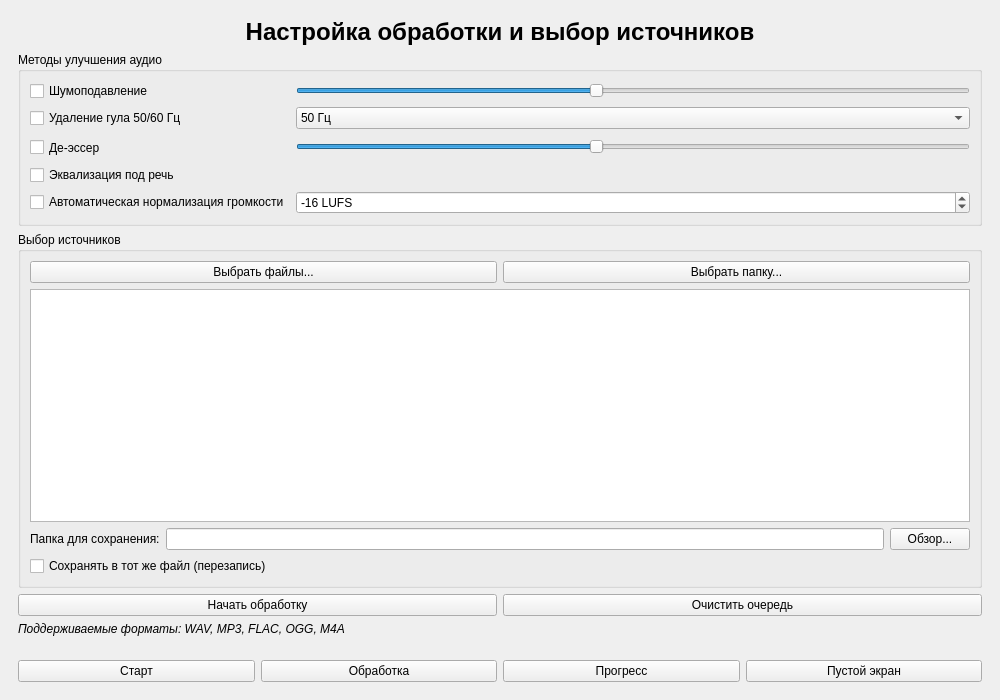
The window that src/client/ui/ui_main.ui (yakovlevia/SpeechEQ) describes before a commit, drawn with Qt 5.
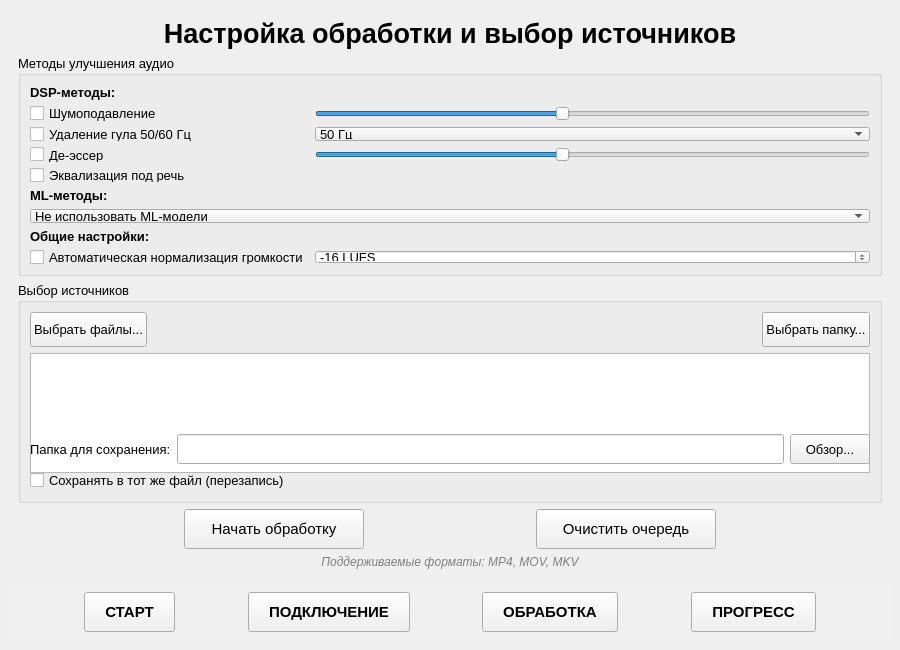
The same window after the commit. The open tabs and pages were chosen to show the change.

What changed in the file:
```diff
--- a/src/client/ui/ui_main.ui
+++ b/src/client/ui/ui_main.ui
@@ -6,10 +6,16 @@
    <rect>
     <x>0</x>
     <y>0</y>
-    <width>1000</width>
-    <height>700</height>
+    <width>900</width>
+    <height>650</height>
    </rect>
   </property>
+  <property name="minimumSize">
+   <size>
+    <width>800</width>
+    <height>550</height>
+   </size>
+  </property>
   <property name="windowTitle">
    <string>Audio Processing Application</string>
   </property>
@@ -78,8 +84,53 @@
           </property>
          </spacer>
         </item>
+       </layout>
+      </widget>
+      
+      <!-- Экран подключения к серверу (4.2.1.2) -->
+      <widget class="QWidget" name="connectionScreen">
+       <layout class="QVBoxLayout" name="verticalLayout_4">
         <item>
-         <widget class="QGroupBox" name="groupBox">
+         <spacer name="verticalSpacer_connection_top">
+          <property name="orientation">
+           <enum>Qt::Vertical</enum>
+          </property>
+          <property name="sizeHint" stdset="0">
+           <size>
+            <width>20</width>
+            <height>20</height>
+           </size>
+          </property>
+         </spacer>
+        </item>
+        
+        <item>
+         <widget class="QLabel" name="connectionTitleLabel">
+          <property name="text">
+           <string>&lt;html&gt;&lt;head/&gt;&lt;body&gt;&lt;p align=&quot;center&quot;&gt;&lt;span style=&quot; font-size:20pt; font-weight:700;&quot;&gt;Подключение к серверу обработки&lt;/span&gt;&lt;/p&gt;&lt;/body&gt;&lt;/html&gt;</string>
+          </property>
+          <property name="alignment">
+           <set>Qt::AlignCenter</set>
+          </property>
+         </widget>
+        </item>
+        
+        <item>
+         <spacer name="verticalSpacer_9">
+          <property name="orientation">
+           <enum>Qt::Vertical</enum>
+          </property>
+          <property name="sizeHint" stdset="0">
+           <size>
+            <width>20</width>
+            <height>30</height>
+           </size>
+          </property>
+         </spacer>
+        </item>
+        
+        <item>
+         <widget class="QGroupBox" name="modeGroupBox">
           <property name="title">
            <string>Режим работы</string>
           </property>
@@ -133,7 +184,7 @@
            </item>
            <item>
             <widget class="QWidget" name="remoteModeWidget" native="true">
-             <layout class="QGridLayout" name="gridLayout">
+             <layout class="QGridLayout" name="gridLayout_2">
               <item row="0" column="0">
                <widget class="QLabel" name="label_4">
                 <property name="text">
@@ -189,7 +240,7 @@
          </widget>
         </item>
         <item>
-         <spacer name="verticalSpacer_3">
+         <spacer name="verticalSpacer_10">
           <property name="orientation">
            <enum>Qt::Vertical</enum>
           </property>
@@ -242,31 +293,71 @@
        </layout>
       </widget>
       <widget class="QWidget" name="processingScreen">
-       <layout class="QVBoxLayout" name="verticalLayout_4">
+       <layout class="QVBoxLayout" name="verticalLayout_5">
         <item>
-         <widget class="QLabel" name="label_6">
+         <widget class="QLabel" name="processingTitleLabel">
           <property name="text">
-           <string>&lt;html&gt;&lt;head/&gt;&lt;body&gt;&lt;p align=&quot;center&quot;&gt;&lt;span style=&quot; font-size:18pt; font-weight:700;&quot;&gt;Настройка обработки и выбор источников&lt;/span&gt;&lt;/p&gt;&lt;/body&gt;&lt;/html&gt;</string>
+           <string>&lt;html&gt;&lt;head/&gt;&lt;body&gt;&lt;p align=&quot;center&quot;&gt;&lt;span style=&quot; font-size:20pt; font-weight:700;&quot;&gt;Настройка обработки и выбор источников&lt;/span&gt;&lt;/p&gt;&lt;/body&gt;&lt;/html&gt;</string>
           </property>
           <property name="alignment">
            <set>Qt::AlignCenter</set>
           </property>
          </widget>
         </item>
+        
         <item>
-         <widget class="QGroupBox" name="groupBox_2">
+         <spacer name="verticalSpacer_process_mid1">
+          <property name="orientation">
+           <enum>Qt::Vertical</enum>
+          </property>
+          <property name="sizeHint" stdset="0">
+           <size>
+            <width>20</width>
+            <height>15</height>
+           </size>
+          </property>
+         </spacer>
+        </item>
+        
+        <item>
+         <widget class="QGroupBox" name="processingGroupBox">
           <property name="title">
            <string>Методы улучшения аудио</string>
           </property>
-          <layout class="QGridLayout" name="gridLayout_2">
-           <item row="0" column="0">
+          <property name="font">
+           <font>
+            <pointsize>10</pointsize>
+           </font>
+          </property>
+          <layout class="QGridLayout" name="gridLayout_3">
+           <!-- DSP методы -->
+           <item row="0" column="0" colspan="2">
+            <widget class="QLabel" name="dspMethodsLabel">
+             <property name="text">
+              <string>&lt;html&gt;&lt;head/&gt;&lt;body&gt;&lt;p&gt;&lt;b&gt;DSP-методы:&lt;/b&gt;&lt;/p&gt;&lt;/body&gt;&lt;/html&gt;</string>
+             </property>
+             <property name="font">
+              <font>
+               <pointsize>10</pointsize>
+              </font>
+             </property>
+            </widget>
+           </item>
+           
+           <item row="1" column="0">
             <widget class="QCheckBox" name="noiseReductionCheck">
              <property name="text">
               <string>Шумоподавление</string>
              </property>
+             <property name="font">
+              <font>
+               <pointsize>10</pointsize>
+              </font>
+             </property>
             </widget>
            </item>
-           <item row="0" column="1">
+           
+           <item row="1" column="1">
             <widget class="QSlider" name="noiseReductionSlider">
              <property name="orientation">
               <enum>Qt::Horizontal</enum>
@@ -282,15 +373,27 @@
              </property>
             </widget>
            </item>
-           <item row="1" column="0">
+           
+           <item row="2" column="0">
             <widget class="QCheckBox" name="humRemovalCheck">
              <property name="text">
               <string>Удаление гула 50/60 Гц</string>
              </property>
+             <property name="font">
+              <font>
+               <pointsize>10</pointsize>
+              </font>
+             </property>
             </widget>
            </item>
-           <item row="1" column="1">
+           
+           <item row="2" column="1">
             <widget class="QComboBox" name="humFrequencyCombo">
+             <property name="font">
+              <font>
+               <pointsize>10</pointsize>
+              </font>
+             </property>
              <item>
               <property name="text">
                <string>50 Гц</string>
@@ -303,14 +406,21 @@
              </item>
             </widget>
            </item>
-           <item row="2" column="0">
+           
+           <item row="3" column="0">
             <widget class="QCheckBox" name="deEsserCheck">
              <property name="text">
               <string>Де‑эссер</string>
              </property>
+             <property name="font">
+              <font>
+               <pointsize>10</pointsize>
+              </font>
+             </property>
             </widget>
            </item>
-           <item row="2" column="1">
+           
+           <item row="3" column="1">
             <widget class="QSlider" name="deEsserSlider">
              <property name="orientation">
               <enum>Qt::Horizontal</enum>
@@ -326,22 +436,93 @@
              </property>
             </widget>
            </item>
-           <item row="3" column="0">
+           
+           <item row="4" column="0">
             <widget class="QCheckBox" name="eqCheck">
              <property name="text">
               <string>Эквализация под речь</string>
              </property>
+             <property name="font">
+              <font>
+               <pointsize>10</pointsize>
+              </font>
+             </property>
             </widget>
            </item>
-           <item row="4" column="0">
+           
+           <!-- ML методы -->
+           <item row="5" column="0" colspan="2">
+            <widget class="QLabel" name="mlMethodsLabel">
+             <property name="text">
+              <string>&lt;html&gt;&lt;head/&gt;&lt;body&gt;&lt;p&gt;&lt;b&gt;ML-методы:&lt;/b&gt;&lt;/p&gt;&lt;/body&gt;&lt;/html&gt;</string>
+             </property>
+             <property name="font">
+              <font>
+               <pointsize>10</pointsize>
+              </font>
+             </property>
+            </widget>
+           </item>
+           
+           <item row="6" column="0" colspan="2">
+            <widget class="QComboBox" name="mlModelCombo">
+             <property name="font">
+              <font>
+               <pointsize>10</pointsize>
+              </font>
+             </property>
+             <item>
+              <property name="text">
+               <string>Не использовать ML-модели</string>
+              </property>
+             </item>
+             <item>
+              <property name="text">
+               <string>Модель улучшения речи v1</string>
+              </property>
+             </item>
+             <item>
+              <property name="text">
+               <string>Модель восстановления речи v2</string>
+              </property>
+             </item>
+            </widget>
+           </item>
+           
+           <!-- Общие параметры -->
+           <item row="7" column="0" colspan="2">
+            <widget class="QLabel" name="generalSettingsLabel">
+             <property name="text">
+              <string>&lt;html&gt;&lt;head/&gt;&lt;body&gt;&lt;p&gt;&lt;b&gt;Общие настройки:&lt;/b&gt;&lt;/p&gt;&lt;/body&gt;&lt;/html&gt;</string>
+             </property>
+             <property name="font">
+              <font>
+               <pointsize>10</pointsize>
+              </font>
+             </property>
+            </widget>
+           </item>
+           
+           <item row="8" column="0">
             <widget class="QCheckBox" name="normalizationCheck">
              <property name="text">
               <string>Автоматическая нормализация громкости</string>
              </property>
+             <property name="font">
+              <font>
+               <pointsize>10</pointsize>
+              </font>
+             </property>
             </widget>
            </item>
-           <item row="4" column="1">
+           
+           <item row="8" column="1">
             <widget class="QSpinBox" name="lufsSpinBox">
+             <property name="font">
+              <font>
+               <pointsize>10</pointsize>
+              </font>
+             </property>
              <property name="suffix">
               <string> LUFS</string>
              </property>
@@ -359,12 +540,32 @@
           </layout>
          </widget>
         </item>
+        
         <item>
-         <widget class="QGroupBox" name="groupBox_3">
+         <spacer name="verticalSpacer_process_mid2">
+          <property name="orientation">
+           <enum>Qt::Vertical</enum>
+          </property>
+          <property name="sizeHint" stdset="0">
+           <size>
+            <width>20</width>
+            <height>15</height>
+           </size>
+          </property>
+         </spacer>
+        </item>
+        
+        <item>
+         <widget class="QGroupBox" name="sourcesGroupBox">
           <property name="title">
            <string>Выбор источников</string>
           </property>
-          <layout class="QVBoxLayout" name="verticalLayout_5">
+          <property name="font">
+           <font>
+            <pointsize>10</pointsize>
+           </font>
+          </property>
+          <layout class="QVBoxLayout" name="verticalLayout_6">
            <item>
             <layout class="QHBoxLayout" name="horizontalLayout_3">
              <item>
@@ -372,20 +573,71 @@
                <property name="text">
                 <string>Выбрать файлы...</string>
                </property>
+               <property name="font">
+                <font>
+                 <pointsize>10</pointsize>
+                </font>
+               </property>
+               <property name="minimumSize">
+                <size>
+                 <width>0</width>
+                 <height>35</height>
+                </size>
+               </property>
               </widget>
              </item>
+             
+             <item>
+              <spacer name="horizontalSpacer_btn">
+               <property name="orientation">
+                <enum>Qt::Horizontal</enum>
+               </property>
+               <property name="sizeHint" stdset="0">
+                <size>
+                 <width>20</width>
+                 <height>20</height>
+                </size>
+               </property>
+              </spacer>
+             </item>
+             
              <item>
               <widget class="QPushButton" name="selectFolderBtn">
                <property name="text">
                 <string>Выбрать папку...</string>
                </property>
+               <property name="font">
+                <font>
+                 <pointsize>10</pointsize>
+                </font>
+               </property>
+               <property name="minimumSize">
+                <size>
+                 <width>0</width>
+                 <height>35</height>
+                </size>
+               </property>
               </widget>
              </item>
             </layout>
            </item>
+           
            <item>
-            <widget class="QListWidget" name="fileListWidget"/>
+            <widget class="QListWidget" name="fileListWidget">
+             <property name="font">
+              <font>
+               <pointsize>10</pointsize>
+              </font>
+             </property>
+             <property name="minimumSize">
+              <size>
+               <width>0</width>
+               <height>120</height>
+              </size>
+             </property>
+            </widget>
            </item>
+           
            <item>
             <layout class="QHBoxLayout" name="horizontalLayout_4">
              <item>
@@ -393,59 +645,191 @@
                <property name="text">
                 <string>Папка для сохранения:</string>
                </property>
+               <property name="font">
+                <font>
+                 <pointsize>10</pointsize>
+                </font>
+               </property>
               </widget>
              </item>
              <item>
-              <widget class="QLineEdit" name="outputFolderLineEdit"/>
+              <widget class="QLineEdit" name="outputFolderLineEdit">
+               <property name="font">
+                <font>
+                 <pointsize>10</pointsize>
+                </font>
+               </property>
+               <property name="minimumSize">
+                <size>
+                 <width>0</width>
+                 <height>30</height>
+                </size>
+               </property>
+              </widget>
              </item>
              <item>
               <widget class="QPushButton" name="browseOutputBtn">
                <property name="text">
                 <string>Обзор...</string>
                </property>
+               <property name="font">
+                <font>
+                 <pointsize>10</pointsize>
+                </font>
+               </property>
+               <property name="minimumSize">
+                <size>
+                 <width>80</width>
+                 <height>30</height>
+                </size>
+               </property>
               </widget>
              </item>
             </layout>
            </item>
+           
            <item>
             <widget class="QCheckBox" name="overwriteCheck">
              <property name="text">
               <string>Сохранять в тот же файл (перезапись)</string>
              </property>
+             <property name="font">
+              <font>
+               <pointsize>10</pointsize>
+              </font>
+             </property>
             </widget>
            </item>
           </layout>
          </widget>
         </item>
+        
+        <item>
+         <spacer name="verticalSpacer_process_mid3">
+          <property name="orientation">
+           <enum>Qt::Vertical</enum>
+          </property>
+          <property name="sizeHint" stdset="0">
+           <size>
+            <width>20</width>
+            <height>15</height>
+           </size>
+          </property>
+         </spacer>
+        </item>
+        
         <item>
          <layout class="QHBoxLayout" name="horizontalLayout_5">
+          <item>
+           <spacer name="horizontalSpacer_process_left">
+            <property name="orientation">
+             <enum>Qt::Horizontal</enum>
+            </property>
+            <property name="sizeHint" stdset="0">
+             <size>
+              <width>40</width>
+              <height>20</height>
+             </size>
+            </property>
+           </spacer>
+          </item>
+          
           <item>
            <widget class="QPushButton" name="startProcessingBtn">
             <property name="text">
              <string>Начать обработку</string>
             </property>
+            <property name="font">
+             <font>
+              <pointsize>11</pointsize>
+             </font>
+            </property>
+            <property name="minimumSize">
+             <size>
+              <width>180</width>
+              <height>40</height>
+             </size>
+            </property>
            </widget>
           </item>
+          
+          <item>
+           <spacer name="horizontalSpacer_process_mid">
+            <property name="orientation">
+             <enum>Qt::Horizontal</enum>
+            </property>
+            <property name="sizeHint" stdset="0">
+             <size>
+              <width>20</width>
+              <height>20</height>
+             </size>
+            </property>
+           </spacer>
+          </item>
+          
           <item>
            <widget class="QPushButton" name="clearQueueBtn">
             <property name="text">
              <string>Очистить очередь</string>
             </property>
+            <property name="font">
+             <font>
+              <pointsize>11</pointsize>
+             </font>
+            </property>
+            <property name="minimumSize">
+             <size>
+              <width>180</width>
+              <height>40</height>
+             </size>
+            </property>
            </widget>
           </item>
+          
+          <item>
+           <spacer name="horizontalSpacer_process_right">
+            <property name="orientation">
+             <enum>Qt::Horizontal</enum>
+            </property>
+            <property name="sizeHint" stdset="0">
+             <size>
+              <width>40</width>
+              <height>20</height>
+             </size>
+            </property>
+           </spacer>
+          </item>
          </layout>
         </item>
+        
         <item>
-         <widget class="QLabel" name="label_8">
+         <widget class="QLabel" name="formatsLabel">
           <property name="text">
-           <string>&lt;html&gt;&lt;head/&gt;&lt;body&gt;&lt;p&gt;&lt;span style=&quot; font-style:italic;&quot;&gt;Поддерживаемые форматы: WAV, MP3, FLAC, OGG, M4A&lt;/span&gt;&lt;/p&gt;&lt;/body&gt;&lt;/html&gt;</string>
+           <string>&lt;html&gt;&lt;head/&gt;&lt;body&gt;&lt;p&gt;&lt;span style=&quot; font-style:italic; color:gray;&quot;&gt;Поддерживаемые форматы: MP4, MOV, MKV&lt;/span&gt;&lt;/p&gt;&lt;/body&gt;&lt;/html&gt;</string>
+          </property>
+          <property name="alignment">
+           <set>Qt::AlignCenter</set>
           </property>
          </widget>
         </item>
+        
+        <item>
+         <spacer name="verticalSpacer_process_bottom">
+          <property name="orientation">
+           <enum>Qt::Vertical</enum>
+          </property>
+          <property name="sizeHint" stdset="0">
+           <size>
+            <width>20</width>
+            <height>20</height>
+           </size>
+          </property>
+         </spacer>
+        </item>
        </layout>
       </widget>
       <widget class="QWidget" name="progressScreen">
-       <layout class="QVBoxLayout" name="verticalLayout_6">
+       <layout class="QVBoxLayout" name="verticalLayout_7">
         <item>
          <widget class="QLabel" name="label_9">
           <property name="text">
@@ -579,10 +963,7 @@
           </item>
          </layout>
         </item>
-       </layout>
-      </widget>
-      <widget class="QWidget" name="emptyScreen">
-       <layout class="QVBoxLayout" name="verticalLayout_8">
+        
         <item>
          <spacer name="verticalSpacer_4">
           <property name="orientation">
@@ -635,34 +1016,173 @@
     </item>
     <item>
      <widget class="QWidget" name="navWidget" native="true">
+      <property name="styleSheet">
+       <string notr="true">background-color: #f0f0f0; padding: 5px;</string>
+      </property>
       <layout class="QHBoxLayout" name="horizontalLayout_8">
+       <item>
+        <spacer name="horizontalSpacer_nav_left">
+         <property name="orientation">
+          <enum>Qt::Horizontal</enum>
+         </property>
+         <property name="sizeHint" stdset="0">
+          <size>
+           <width>20</width>
+           <height>20</height>
+          </size>
+         </property>
+        </spacer>
+       </item>
+       
        <item>
         <widget class="QPushButton" name="mainScreenBtn">
          <property name="text">
-          <string>Старт</string>
+          <string>СТАРТ</string>
          </property>
+         <property name="font">
+          <font>
+           <pointsize>11</pointsize>
+           <weight>75</weight>
+           <bold>true</bold>
+          </font>
+         </property>
+         <property name="minimumSize">
+          <size>
+           <width>0</width>
+           <height>40</height>
+          </size>
+         </property>
+         <property name="styleSheet">
+          <string notr="true">padding: 8px 20px;</string>
+         </property>
         </widget>
        </item>
+       
+       <item>
+        <spacer name="horizontalSpacer_nav_mid1">
+         <property name="orientation">
+          <enum>Qt::Horizontal</enum>
+         </property>
+         <property name="sizeHint" stdset="0">
+          <size>
+           <width>15</width>
+           <height>20</height>
+          </size>
+         </property>
+        </spacer>
+       </item>
+       
+       <item>
+        <widget class="QPushButton" name="connectionScreenBtn">
+         <property name="text">
+          <string>ПОДКЛЮЧЕНИЕ</string>
+         </property>
+         <property name="font">
+          <font>
+           <pointsize>11</pointsize>
+           <weight>75</weight>
+           <bold>true</bold>
+          </font>
+         </property>
+         <property name="minimumSize">
+          <size>
+           <width>0</width>
+           <height>40</height>
+          </size>
+         </property>
+         <property name="styleSheet">
+          <string notr="true">padding: 8px 20px;</string>
+         </property>
+        </widget>
+       </item>
+       
+       <item>
+        <spacer name="horizontalSpacer_nav_mid2">
+         <property name="orientation">
+          <enum>Qt::Horizontal</enum>
+         </property>
+         <property name="sizeHint" stdset="0">
+          <size>
+           <width>15</width>
+           <height>20</height>
+          </size>
+         </property>
+        </spacer>
+       </item>
+       
        <item>
         <widget class="QPushButton" name="processingScreenBtn">
          <property name="text">
-          <string>Обработка</string>
+          <string>ОБРАБОТКА</string>
+         </property>
+         <property name="font">
+          <font>
+           <pointsize>11</pointsize>
+           <weight>75</weight>
+           <bold>true</bold>
+          </font>
+         </property>
+         <property name="minimumSize">
+          <size>
+           <width>0</width>
+           <height>40</height>
+          </size>
+         </property>
+         <property name="styleSheet">
+          <string notr="true">padding: 8px 20px;</string>
          </property>
         </widget>
        </item>
+       
+       <item>
+        <spacer name="horizontalSpacer_nav_mid3">
+         <property name="orientation">
+          <enum>Qt::Horizontal</enum>
+         </property>
+         <property name="sizeHint" stdset="0">
+          <size>
+           <width>15</width>
+           <height>20</height>
+          </size>
+         </property>
+        </spacer>
+       </item>
+       
        <item>
         <widget class="QPushButton" name="progressScreenBtn">
          <property name="text">
-          <string>Прогресс</string>
+          <string>ПРОГРЕСС</string>
+         </property>
+         <property name="font">
+          <font>
+           <pointsize>11</pointsize>
+           <weight>75</weight>
+           <bold>true</bold>
+          </font>
+         </property>
+         <property name="minimumSize">
+          <size>
+           <width>0</width>
+           <height>40</height>
+          </size>
+         </property>
+         <property name="styleSheet">
+          <string notr="true">padding: 8px 20px;</string>
          </property>
         </widget>
        </item>
        <item>
-        <widget class="QPushButton" name="emptyScreenBtn">
-         <property name="text">
-          <string>Пустой экран</string>
+        <spacer name="horizontalSpacer_nav_right">
+         <property name="orientation">
+          <enum>Qt::Horizontal</enum>
          </property>
-        </widget>
+         <property name="sizeHint" stdset="0">
+          <size>
+           <width>20</width>
+           <height>20</height>
+          </size>
+         </property>
+        </spacer>
        </item>
       </layout>
      </widget>
```
Left out of the diff: 663 changed lines with no effect on the pictures.
